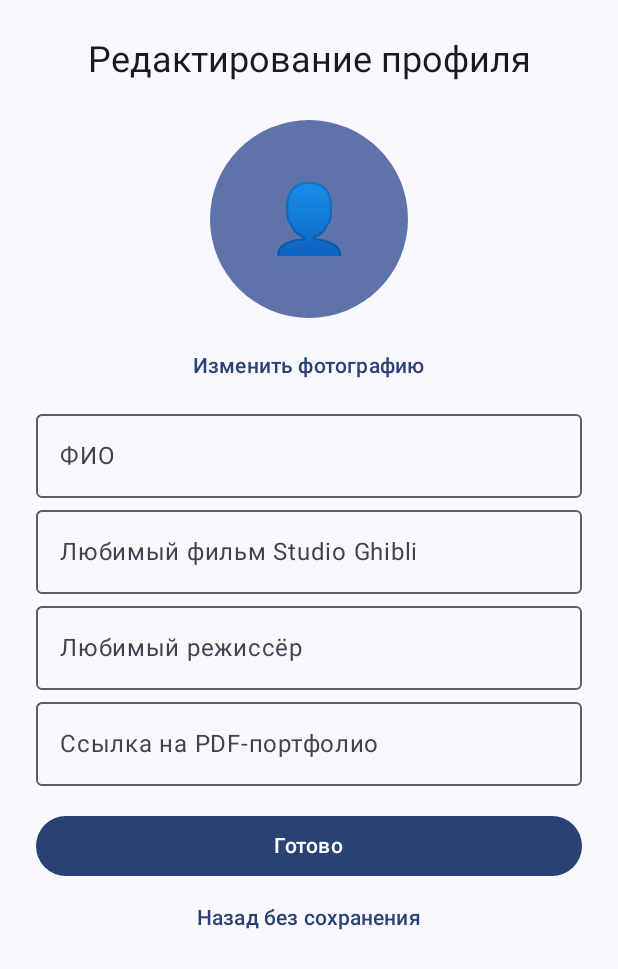
After one commit to Daniil935/GhilibiCatalog, an Android app built with Jetpack Compose: the EditProfileScreen screen opened through its navigation route, on a phone screen of 412 x 824 dp. The commit adds this screen. Shown: the top 969 px of the screen. Run offline under Robolectric (Android 15) with nearby library versions, the phone set to English and light mode, and no system bars; our stand-ins replace Room's generated code; network calls fail; 1 statement that could not run was skipped.

Commit message:
Практика-6

```diff
--- a/app/build.gradle.kts
+++ b/app/build.gradle.kts
@@ -70,4 +70,5 @@ dependencies {
     ksp(libs.androidx.room.compiler)
     // DataStore
     implementation(libs.androidx.datastore.preferences)
+    implementation("androidx.exifinterface:exifinterface:1.4.1")
 }
--- /dev/null
+++ b/app/src/main/java/com/practicum/myapplication/data/local/preferences/ProfileDataStore.kt
@@ -0,0 +1,46 @@
+package com.practicum.myapplication.data.local.preferences
+
+import android.content.Context
+import androidx.datastore.preferences.core.edit
+import androidx.datastore.preferences.core.stringPreferencesKey
+import androidx.datastore.preferences.preferencesDataStore
+import com.practicum.myapplication.domain.model.UserProfile
+import kotlinx.coroutines.flow.Flow
+import kotlinx.coroutines.flow.map
+
+private val Context.profileDataStore by preferencesDataStore(
+    name = "user_profile"
+)
+
+class ProfileDataStore(
+    private val context: Context
+) {
+    private companion object {
+        val FULL_NAME_KEY = stringPreferencesKey("full_name")
+        val AVATAR_URI_KEY = stringPreferencesKey("avatar_uri")
+        val PORTFOLIO_URL_KEY = stringPreferencesKey("portfolio_url")
+        val FAVORITE_FILM_KEY = stringPreferencesKey("favorite_film")
+        val FAVORITE_DIRECTOR_KEY = stringPreferencesKey("favorite_director")
+    }
+
+    val profile: Flow<UserProfile> =
+        context.profileDataStore.data.map { preferences ->
+            UserProfile(
+                fullName = preferences[FULL_NAME_KEY] ?: "",
+                avatarUri = preferences[AVATAR_URI_KEY] ?: "",
+                portfolioUrl = preferences[PORTFOLIO_URL_KEY] ?: "",
+                favoriteFilm = preferences[FAVORITE_FILM_KEY] ?: "",
+                favoriteDirector = preferences[FAVORITE_DIRECTOR_KEY] ?: ""
+            )
+        }
+
+    suspend fun saveProfile(profile: UserProfile) {
+        context.profileDataStore.edit { preferences ->
+            preferences[FULL_NAME_KEY] = profile.fullName
+            preferences[AVATAR_URI_KEY] = profile.avatarUri
+            preferences[PORTFOLIO_URL_KEY] = profile.portfolioUrl
+            preferences[FAVORITE_FILM_KEY] = profile.favoriteFilm
+            preferences[FAVORITE_DIRECTOR_KEY] = profile.favoriteDirector
+        }
+    }
+}
--- /dev/null
+++ b/app/src/main/java/com/practicum/myapplication/data/repository/ProfileRepositoryImpl.kt
@@ -0,0 +1,17 @@
+package com.practicum.myapplication.data.repository
+
+import com.practicum.myapplication.data.local.preferences.ProfileDataStore
+import com.practicum.myapplication.domain.model.UserProfile
+import com.practicum.myapplication.domain.repository.ProfileRepository
+import kotlinx.coroutines.flow.Flow
+
+class ProfileRepositoryImpl(
+    private val dataStore: ProfileDataStore
+) : ProfileRepository {
+
+    override val profile: Flow<UserProfile> = dataStore.profile
+
+    override suspend fun saveProfile(profile: UserProfile) {
+        dataStore.saveProfile(profile)
+    }
+}
--- a/app/src/main/java/com/practicum/myapplication/di/AppContainer.kt
+++ b/app/src/main/java/com/practicum/myapplication/di/AppContainer.kt
@@ -5,16 +5,18 @@ import androidx.room.Room
 import com.practicum.myapplication.data.cache.AppCache
 import com.practicum.myapplication.data.local.database.AppDatabase
 import com.practicum.myapplication.data.local.preferences.FilterSettingsDataStore
+import com.practicum.myapplication.data.local.preferences.ProfileDataStore
 import com.practicum.myapplication.data.repository.FavoriteFilmRepositoryImpl
 import com.practicum.myapplication.data.repository.FilmRepositoryImpl
+import com.practicum.myapplication.data.repository.ProfileRepositoryImpl
 import com.practicum.myapplication.domain.repository.FavoriteFilmRepository
 import com.practicum.myapplication.domain.repository.FilmRepository
+import com.practicum.myapplication.domain.repository.ProfileRepository
 import com.practicum.myapplication.domain.usecase.GetFilmByIdUseCase
 import com.practicum.myapplication.domain.usecase.GetFilmsUseCase
 
 class AppContainer(context: Context) {
 
-    // Локальная база данных Room
     private val database: AppDatabase by lazy {
         Room.databaseBuilder(
             context.applicationContext,
@@ -23,12 +25,10 @@ class AppContainer(context: Context) {
         ).build()
     }
 
-    // Репозиторий избранных фильмов
     val favoriteFilmRepository: FavoriteFilmRepository by lazy {
         FavoriteFilmRepositoryImpl(database.favoriteFilmDao())
     }
 
-    // Сетевой репозиторий фильмов
     val filmRepository: FilmRepository by lazy {
         FilmRepositoryImpl()
     }
@@ -44,10 +44,20 @@ class AppContainer(context: Context) {
     val viewModelFactory: AppViewModelFactory by lazy {
         AppViewModelFactory(this)
     }
+
     val filterSettingsDataStore: FilterSettingsDataStore by lazy {
         FilterSettingsDataStore(context.applicationContext)
     }
+
     val appCache: AppCache by lazy {
         AppCache()
     }
+
+    private val profileDataStore: ProfileDataStore by lazy {
+        ProfileDataStore(context.applicationContext)
+    }
+
+    val profileRepository: ProfileRepository by lazy {
+        ProfileRepositoryImpl(profileDataStore)
+    }
 }
--- a/app/src/main/java/com/practicum/myapplication/di/AppViewModelFactory.kt
+++ b/app/src/main/java/com/practicum/myapplication/di/AppViewModelFactory.kt
@@ -6,6 +6,7 @@ import com.practicum.myapplication.viewmodel.FavoritesViewModel
 import com.practicum.myapplication.viewmodel.FilmDetailsViewModel
 import com.practicum.myapplication.viewmodel.FilmListViewModel
 import com.practicum.myapplication.viewmodel.FilterSettingsViewModel
+import com.practicum.myapplication.viewmodel.ProfileViewModel
 
 class AppViewModelFactory(
     private val appContainer: AppContainer
@@ -36,6 +37,9 @@ class AppViewModelFactory(
                     appContainer.favoriteFilmRepository
                 )
 
+            modelClass.isAssignableFrom(ProfileViewModel::class.java) ->
+                ProfileViewModel(appContainer.profileRepository)
+
             else -> throw IllegalArgumentException(
                 "Неизвестная ViewModel: ${modelClass.name}"
             )
--- /dev/null
+++ b/app/src/main/java/com/practicum/myapplication/domain/model/UserProfile.kt
@@ -0,0 +1,9 @@
+package com.practicum.myapplication.domain.model
+
+data class UserProfile(
+    val fullName: String = "",
+    val avatarUri: String = "",
+    val portfolioUrl: String = "",
+    val favoriteFilm: String = "",
+    val favoriteDirector: String = ""
+)
--- /dev/null
+++ b/app/src/main/java/com/practicum/myapplication/domain/repository/ProfileRepository.kt
@@ -0,0 +1,10 @@
+package com.practicum.myapplication.domain.repository
+
+import com.practicum.myapplication.domain.model.UserProfile
+import kotlinx.coroutines.flow.Flow
+
+interface ProfileRepository {
+    val profile: Flow<UserProfile>
+
+    suspend fun saveProfile(profile: UserProfile)
+}
--- a/app/src/main/java/com/practicum/myapplication/navigation/AppNavigation.kt
+++ b/app/src/main/java/com/practicum/myapplication/navigation/AppNavigation.kt
@@ -5,6 +5,7 @@ import androidx.compose.material.icons.Icons
 import androidx.compose.material.icons.filled.Favorite
 import androidx.compose.material.icons.filled.Home
 import androidx.compose.material.icons.filled.Info
+import androidx.compose.material.icons.filled.Person
 import androidx.compose.material3.Icon
 import androidx.compose.material3.NavigationBar
 import androidx.compose.material3.NavigationBarItem
@@ -20,10 +21,12 @@ import androidx.navigation.compose.currentBackStackEntryAsState
 import androidx.navigation.compose.rememberNavController
 import com.practicum.myapplication.di.AppContainer
 import com.practicum.myapplication.ui.screens.AboutScreen
+import com.practicum.myapplication.ui.screens.EditProfileScreen
 import com.practicum.myapplication.ui.screens.FavoritesScreen
 import com.practicum.myapplication.ui.screens.FilmDetailsScreen
 import com.practicum.myapplication.ui.screens.FilmListScreen
 import com.practicum.myapplication.ui.screens.FilterSettingsScreen
+import com.practicum.myapplication.ui.screens.ProfileScreen
 
 @Composable
 fun AppNavigation(
@@ -35,14 +38,20 @@ fun AppNavigation(
     val items = listOf(
         Screen.Films,
         Screen.Favorites,
-        Screen.About
+        Screen.About,
+        Screen.Profile
     )
 
     val navBackStackEntry = navController.currentBackStackEntryAsState()
     val currentDestination = navBackStackEntry.value?.destination
 
+    val showBottomBar = currentDestination?.route?.let { route ->
+        items.any { it.route == route }
+    } == true
+
     Scaffold(
         bottomBar = {
+            if (showBottomBar) {
                 NavigationBar {
                     items.forEach { screen ->
                         val selected = currentDestination
@@ -76,6 +85,10 @@ fun AppNavigation(
                                         Icons.Default.Info,
                                         contentDescription = "О приложении"
                                     )
+                                    Screen.Profile -> Icon(
+                                        Icons.Default.Person,
+                                        contentDescription = "Профиль"
+                                    )
                                     else -> Unit
                                 }
                             },
@@ -85,6 +98,7 @@ fun AppNavigation(
                                         Screen.Films -> "Фильмы"
                                         Screen.Favorites -> "Избранное"
                                         Screen.About -> "О приложении"
+                                        Screen.Profile -> "Профиль"
                                         else -> ""
                                     }
                                 )
@@ -93,12 +107,11 @@ fun AppNavigation(
                     }
                 }
             }
+        }
     ) { innerPadding ->
 
         NavHost(
             navController = navController,
-
-
             startDestination = Screen.Films.route,
             modifier = Modifier.padding(innerPadding)
         ) {
@@ -131,6 +144,27 @@ fun AppNavigation(
                 AboutScreen()
             }
 
+            composable(Screen.Profile.route) {
+                ProfileScreen(
+                    viewModelFactory = viewModelFactory,
+                    onEditClick = {
+                        navController.navigate(Screen.EditProfile.route)
+                    }
+                )
+            }
+
+            composable(Screen.EditProfile.route) {
+                EditProfileScreen(
+                    viewModelFactory = viewModelFactory,
+                    onDone = {
+                        navController.popBackStack(Screen.Profile.route, false)
+                    },
+                    onBackClick = {
+                        navController.popBackStack()
+                    }
+                )
+            }
+
             composable("filter_settings") {
                 FilterSettingsScreen(
                     viewModelFactory = viewModelFactory,
--- a/app/src/main/java/com/practicum/myapplication/navigation/Screen.kt
+++ b/app/src/main/java/com/practicum/myapplication/navigation/Screen.kt
@@ -4,6 +4,8 @@ sealed class Screen(val route: String) {
     data object Films : Screen("films")
     data object Favorites : Screen("favorites")
     data object About : Screen("about")
+    data object Profile : Screen("profile")
+    data object EditProfile : Screen("edit_profile")
 
     data object FilmDetails : Screen("film_details/{filmId}") {
         fun createRoute(filmId: String): String {
--- /dev/null
+++ b/app/src/main/java/com/practicum/myapplication/ui/screens/EditProfileScreen.kt
@@ -0,0 +1,225 @@
+package com.practicum.myapplication.ui.screens
+
+import android.content.Intent
+import androidx.activity.compose.rememberLauncherForActivityResult
+import androidx.activity.result.contract.ActivityResultContracts
+import androidx.core.content.FileProvider
+import androidx.compose.foundation.clickable
+import androidx.compose.foundation.layout.Arrangement
+import androidx.compose.foundation.layout.Column
+import androidx.compose.foundation.layout.Spacer
+import androidx.compose.foundation.layout.fillMaxSize
+import androidx.compose.foundation.layout.fillMaxWidth
+import androidx.compose.foundation.layout.padding
+import androidx.compose.foundation.layout.size
+import androidx.compose.foundation.rememberScrollState
+import androidx.compose.foundation.verticalScroll
+import androidx.compose.material3.AlertDialog
+import androidx.compose.material3.Button
+import androidx.compose.material3.MaterialTheme
+import androidx.compose.material3.OutlinedTextField
+import androidx.compose.material3.Scaffold
+import androidx.compose.material3.Text
+import androidx.compose.material3.TextButton
+import androidx.compose.runtime.Composable
+import androidx.compose.runtime.LaunchedEffect
+import androidx.compose.runtime.collectAsState
+import androidx.compose.runtime.getValue
+import androidx.compose.runtime.mutableStateOf
+import androidx.compose.runtime.remember
+import androidx.compose.runtime.saveable.rememberSaveable
+import androidx.compose.runtime.setValue
+import androidx.compose.ui.Alignment
+import androidx.compose.ui.Modifier
+import androidx.compose.ui.platform.LocalContext
+import androidx.compose.ui.unit.dp
+import androidx.compose.ui.unit.dp
+import androidx.lifecycle.ViewModelProvider
+import androidx.lifecycle.viewmodel.compose.viewModel
+import com.practicum.myapplication.domain.model.UserProfile
+import com.practicum.myapplication.viewmodel.ProfileViewModel
+import java.io.File
+
+@Composable
+fun EditProfileScreen(
+    viewModelFactory: ViewModelProvider.Factory,
+    onDone: () -> Unit,
+    onBackClick: () -> Unit
+) {
+    val viewModel: ProfileViewModel = viewModel(factory = viewModelFactory)
+    val profile by viewModel.profile.collectAsState()
+    val context = LocalContext.current
+
+    var fullName by rememberSaveable { mutableStateOf("") }
+    var avatarUri by rememberSaveable { mutableStateOf("") }
+    var portfolioUrl by rememberSaveable { mutableStateOf("") }
+    var favoriteFilm by rememberSaveable { mutableStateOf("") }
+    var favoriteDirector by rememberSaveable { mutableStateOf("") }
+    var showPhotoDialog by remember { mutableStateOf(false) }
+    var cameraUri by remember { mutableStateOf<android.net.Uri?>(null) }
+
+    LaunchedEffect(profile) {
+        fullName = profile.fullName
+        avatarUri = profile.avatarUri
+        portfolioUrl = profile.portfolioUrl
+        favoriteFilm = profile.favoriteFilm
+        favoriteDirector = profile.favoriteDirector
+    }
+
+    val galleryLauncher = rememberLauncherForActivityResult(
+        contract = ActivityResultContracts.OpenDocument()
+    ) { uri ->
+        if (uri != null) {
+            runCatching {
+                context.contentResolver.takePersistableUriPermission(
+                    uri,
+                    Intent.FLAG_GRANT_READ_URI_PERMISSION
+                )
+            }
+            avatarUri = uri.toString()
+        }
+    }
+
+    val cameraLauncher = rememberLauncherForActivityResult(
+        contract = ActivityResultContracts.TakePicture()
+    ) { success ->
+        if (success) {
+            avatarUri = cameraUri?.toString().orEmpty()
+        }
+    }
+
+    if (showPhotoDialog) {
+        AlertDialog(
+            onDismissRequest = { showPhotoDialog = false },
+            title = { Text("Изменить фотографию") },
+            text = { Text("Выбери источник фотографии") },
+            confirmButton = {
+                TextButton(
+                    onClick = {
+                        showPhotoDialog = false
+                        galleryLauncher.launch(arrayOf("image/*"))
+                    }
+                ) {
+                    Text("Галерея")
+                }
+            },
+            dismissButton = {
+                Column {
+                    TextButton(
+                        onClick = {
+                            showPhotoDialog = false
+                            val photoFile = File.createTempFile(
+                                "profile_photo_",
+                                ".jpg",
+                                context.cacheDir
+                            )
+                            val uri = FileProvider.getUriForFile(
+                                context,
+                                "${context.packageName}.fileprovider",
+                                photoFile
+                            )
+                            cameraUri = uri
+                            cameraLauncher.launch(uri)
+                        }
+                    ) {
+                        Text("Камера")
+                    }
+                    TextButton(onClick = { showPhotoDialog = false }) {
+                        Text("Отмена")
+                    }
+                }
+            }
+        )
+    }
+
+    Scaffold { innerPadding ->
+        Column(
+            modifier = Modifier
+                .fillMaxSize()
+                .padding(innerPadding)
+                .verticalScroll(rememberScrollState())
+                .padding(24.dp),
+            horizontalAlignment = Alignment.CenterHorizontally,
+            verticalArrangement = Arrangement.Top
+        ) {
+            Text(
+                text = "Редактирование профиля",
+                style = MaterialTheme.typography.headlineSmall
+            )
+
+            Spacer(modifier = Modifier.padding(8.dp))
+
+            ProfileAvatar(
+                context = context,
+                avatarUri = avatarUri,
+                modifier = Modifier
+                    .padding(8.dp)
+                    .size(132.dp)
+                    .clickable { showPhotoDialog = true }
+            )
+
+            TextButton(onClick = { showPhotoDialog = true }) {
+                Text("Изменить фотографию")
+            }
+
+            OutlinedTextField(
+                value = fullName,
+                onValueChange = { fullName = it },
+                label = { Text("ФИО") },
+                modifier = Modifier.fillMaxWidth(),
+                singleLine = true
+            )
+
+            OutlinedTextField(
+                value = favoriteFilm,
+                onValueChange = { favoriteFilm = it },
+                label = { Text("Любимый фильм Studio Ghibli") },
+                modifier = Modifier.fillMaxWidth(),
+                singleLine = true
+            )
+
+            OutlinedTextField(
+                value = favoriteDirector,
+                onValueChange = { favoriteDirector = it },
+                label = { Text("Любимый режиссёр") },
+                modifier = Modifier.fillMaxWidth(),
+                singleLine = true
+            )
+
+            OutlinedTextField(
+                value = portfolioUrl,
+                onValueChange = { portfolioUrl = it },
+                label = { Text("Ссылка на PDF-портфолио") },
+                modifier = Modifier.fillMaxWidth(),
+                singleLine = true
+            )
+
+            Spacer(modifier = Modifier.padding(8.dp))
+
+            Button(
+                onClick = {
+                    viewModel.saveProfile(
+                        UserProfile(
+                            fullName = fullName.trim(),
+                            avatarUri = avatarUri,
+                            portfolioUrl = portfolioUrl.trim(),
+                            favoriteFilm = favoriteFilm.trim(),
+                            favoriteDirector = favoriteDirector.trim()
+                        )
+                    )
+                    onDone()
+                },
+                modifier = Modifier.fillMaxWidth()
+            ) {
+                Text("Готово")
+            }
+
+            TextButton(
+                onClick = onBackClick,
+                modifier = Modifier.fillMaxWidth()
+            ) {
+                Text("Назад без сохранения")
+            }
+        }
+    }
+}
--- /dev/null
+++ b/app/src/main/java/com/practicum/myapplication/viewmodel/ProfileViewModel.kt
@@ -0,0 +1,55 @@
+package com.practicum.myapplication.viewmodel
+
+import android.app.DownloadManager
+import android.content.Context
+import android.net.Uri
+import android.os.Environment
+import androidx.lifecycle.ViewModel
+import androidx.lifecycle.viewModelScope
+import com.practicum.myapplication.domain.model.UserProfile
+import com.practicum.myapplication.domain.repository.ProfileRepository
+import kotlinx.coroutines.flow.SharingStarted
+import kotlinx.coroutines.flow.stateIn
+import kotlinx.coroutines.launch
+
+class ProfileViewModel(
+    private val repository: ProfileRepository
+) : ViewModel() {
+
+    val profile = repository.profile.stateIn(
+        scope = viewModelScope,
+        started = SharingStarted.WhileSubscribed(5000),
+        initialValue = UserProfile()
+    )
+
+    fun saveProfile(profile: UserProfile) {
+        viewModelScope.launch {
+            repository.saveProfile(profile)
+        }
+    }
+
+    fun downloadPortfolio(context: Context) {
+        val url = profile.value.portfolioUrl.trim()
+
+        if (!url.startsWith("https://") && !url.startsWith("http://")) {
+            return
+        }
+
+        val request = DownloadManager.Request(Uri.parse(url))
+            .setTitle("Портфолио")
+            .setDescription("Загрузка портфолио")
+            .setMimeType("application/pdf")
+            .setNotificationVisibility(
+                DownloadManager.Request.VISIBILITY_VISIBLE_NOTIFY_COMPLETED
+            )
+            .setDestinationInExternalPublicDir(
+                Environment.DIRECTORY_DOWNLOADS,
+                "GhibliPortfolio.pdf"
+            )
+
+        val downloadManager =
+            context.getSystemService(Context.DOWNLOAD_SERVICE) as DownloadManager
+
+        downloadManager.enqueue(request)
+    }
+}
--- /dev/null
+++ b/app/src/main/res/xml/file_paths.xml
@@ -0,0 +1,6 @@
+<?xml version="1.0" encoding="utf-8"?>
+<paths>
+    <cache-path
+        name="profile_photos"
+        path="." />
+</paths>
```
Also changed, not shown: app/src/main/AndroidManifest.xml (+13 -1 lines), app/src/main/java/com/practicum/myapplication/ui/screens/ProfileScreen.kt (added, +220 -0 lines). Lines whose indentation alone changed are shown as unchanged.
